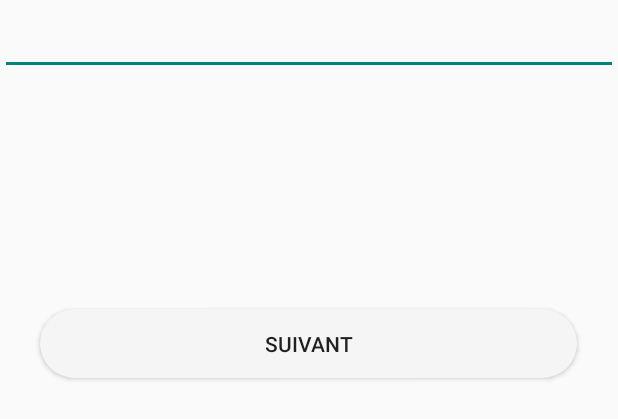
After one commit to AstralArchitect/Tables-de-Multiplication, an Android app built with Jetpack Compose: the layout activity_main.xml on its own in the app's theme, with its tools: preview values and no code run, on a phone screen of 412 x 824 dp. The commit adds this screen. Shown: the top 419 px of the screen. Run offline under Robolectric (Android 15) with nearby library versions, the phone set to English and light mode, and no system bars.

Commit message:
update algo

```diff
--- a/app/build.gradle.kts
+++ b/app/build.gradle.kts
@@ -12,7 +12,7 @@ android {
         minSdk = 21
         targetSdk = 34
         versionCode = 1
-        versionName = "1.0"
+        versionName = "4.0.1"
 
         testInstrumentationRunner = "androidx.test.runner.AndroidJUnitRunner"
         vectorDrawables {
@@ -60,6 +60,7 @@ dependencies {
     implementation("androidx.compose.ui:ui-tooling-preview")
     implementation("androidx.compose.material3:material3")
     implementation("androidx.appcompat:appcompat:1.6.1")
+    implementation("androidx.constraintlayout:constraintlayout:2.1.4")
     testImplementation("junit:junit:4.13.2")
     androidTestImplementation("androidx.test.ext:junit:1.1.5")
     androidTestImplementation("androidx.test.espresso:espresso-core:3.5.1")
--- a/app/src/main/AndroidManifest.xml
+++ b/app/src/main/AndroidManifest.xml
@@ -1,8 +1,6 @@
 <?xml version="1.0" encoding="utf-8"?>
 <manifest xmlns:android="http://schemas.android.com/apk/res/android"
     xmlns:tools="http://schemas.android.com/tools">
-    <uses-permission-sdk-23 android:name="android.permission.WRITE_EXTERNAL_STORAGE." />
-    <uses-permission-sdk-23 android:name="android.permission.READ_EXTERNAL_STORAGE." />
 
 
     <application
@@ -15,10 +13,6 @@
         android:supportsRtl="true"
         android:theme="@style/Theme.TablesDeMultiplication"
         tools:targetApi="31">
-
-        <meta-data
-            android:name="com.google.android.actions"
-            android:resource="@xml/actions" />
 
         <activity
             android:name=".MainActivity"
--- /dev/null
+++ b/app/src/main/res/drawable/round_button.xml
@@ -0,0 +1,5 @@
+<?xml version="1.0" encoding="utf-8"?>
+<shape xmlns:android="http://schemas.android.com/apk/res/android">
+    <corners  android:radius="50dp"/>
+    <solid android:color="?android:attr/colorPrimary" />
+</shape>
--- /dev/null
+++ b/app/src/main/res/layout/activity_main.xml
@@ -0,0 +1,73 @@
+<?xml version="1.0" encoding="utf-8"?>
+<androidx.constraintlayout.widget.ConstraintLayout xmlns:android="http://schemas.android.com/apk/res/android"
+    xmlns:app="http://schemas.android.com/apk/res-auto"
+    xmlns:tools="http://schemas.android.com/tools"
+    android:layout_width="match_parent"
+    android:layout_height="match_parent"
+    tools:context=".MainActivity">
+
+    <EditText
+        android:id="@+id/answerEditText"
+        android:layout_width="match_parent"
+        android:layout_height="50dp"
+        android:autofillHints=""
+        android:drawablePadding="8dp"
+        android:inputType="numberSigned"
+        android:padding="16dp"
+        android:textColorHint="@color/text_color"
+        android:textSize="15sp"
+        app:layout_constraintEnd_toEndOf="parent"
+        app:layout_constraintStart_toStartOf="parent"
+        app:layout_constraintTop_toTopOf="parent" />
+
+    <androidx.constraintlayout.widget.Guideline
+        android:id="@+id/buttonGuideline"
+        android:layout_width="wrap_content"
+        android:layout_height="wrap_content"
+        android:orientation="horizontal"
+        app:layout_constraintGuide_percent="0.25" />
+
+    <Button
+        android:id="@+id/restartButton"
+        android:layout_width="358dp"
+        android:layout_height="46dp"
+        android:background="@drawable/round_button"
+        android:onClick="onRestartButtonClicked"
+        android:text="@string/redemmarrer"
+        android:visibility="gone"
+        app:layout_constraintEnd_toEndOf="parent"
+        app:layout_constraintHorizontal_bias="0.49"
+        app:layout_constraintStart_toStartOf="parent"
+        app:layout_constraintTop_toTopOf="@+id/buttonGuideline"
+        tools:ignore="UsingOnClickInXml" />
+
+    <Button
+        android:id="@+id/nextButton"
+        android:layout_width="358dp"
+        android:layout_height="46dp"
+        android:background="@drawable/round_button"
+        android:onClick="onButtonClicked"
+        android:text="@string/suivant"
+        app:layout_constraintEnd_toEndOf="parent"
+        app:layout_constraintHorizontal_bias="0.49"
+        app:layout_constraintStart_toStartOf="parent"
+        app:layout_constraintTop_toTopOf="@+id/buttonGuideline"
+        tools:ignore="UsingOnClickInXml" />
+
+    <androidx.constraintlayout.widget.Guideline
+        android:id="@+id/textViewGuideline"
+        android:layout_width="wrap_content"
+        android:layout_height="wrap_content"
+        android:orientation="horizontal"
+        app:layout_constraintGuide_percent="0.4" />
+
+    <TextView
+        android:id="@+id/commentText"
+        android:layout_width="wrap_content"
+        android:layout_height="wrap_content"
+        android:layout_gravity="center_horizontal|bottom"
+        app:layout_constraintEnd_toEndOf="parent"
+        app:layout_constraintStart_toStartOf="parent"
+        app:layout_constraintTop_toTopOf="@+id/textViewGuideline" />
+
+</androidx.constraintlayout.widget.ConstraintLayout>
--- a/app/src/main/res/values/strings.xml
+++ b/app/src/main/res/values/strings.xml
@@ -1,3 +1,5 @@
 <resources>
     <string name="app_name">Tables de Multiplication</string>
+    <string name="suivant">suivant</string>
+    <string name="redemmarrer">Redemmarrer</string>
 </resources>
--- a/app/src/main/res/values/themes.xml
+++ b/app/src/main/res/values/themes.xml
@@ -2,4 +2,5 @@
 <resources>
 
     <style name="Theme.TablesDeMultiplication" parent="android:Theme.Material.Light.NoActionBar" />
+
 </resources>
--- a/build.gradle.kts
+++ b/build.gradle.kts
@@ -1,5 +1,5 @@
 // Top-level build file where you can add configuration options common to all sub-projects/modules.
 plugins {
-    id("com.android.application") version "8.2.0" apply false
+    id("com.android.application") version "8.4.0" apply false
     id("org.jetbrains.kotlin.android") version "1.9.0" apply false
 }
```
Also changed, not shown: app/src/main/java/fr/matthsudio/tablesdemultiplication/MainActivity.kt (+121 -146 lines), app/src/main/res/values/colors.xml (+3 -8 lines), gradle/wrapper/gradle-wrapper.properties.
